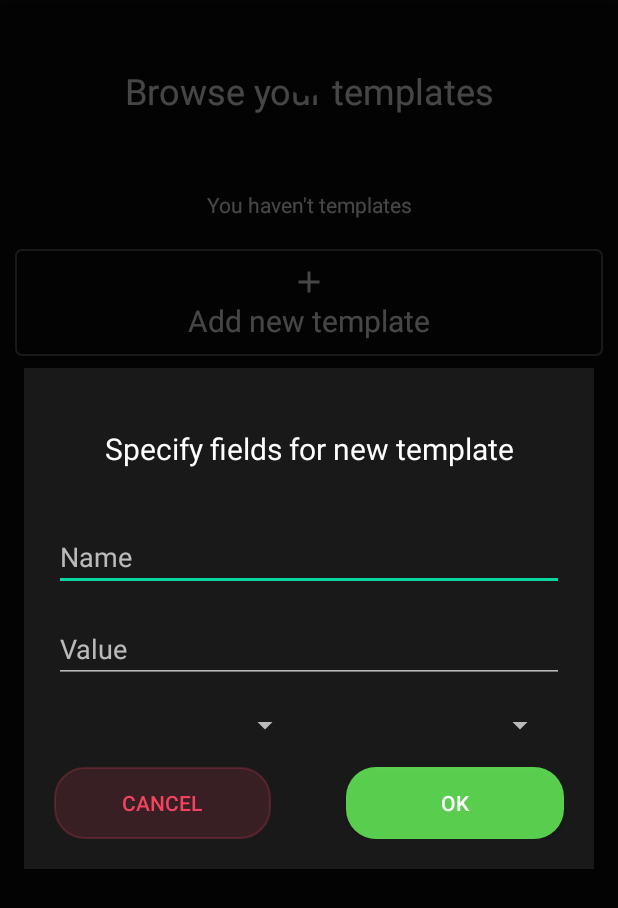
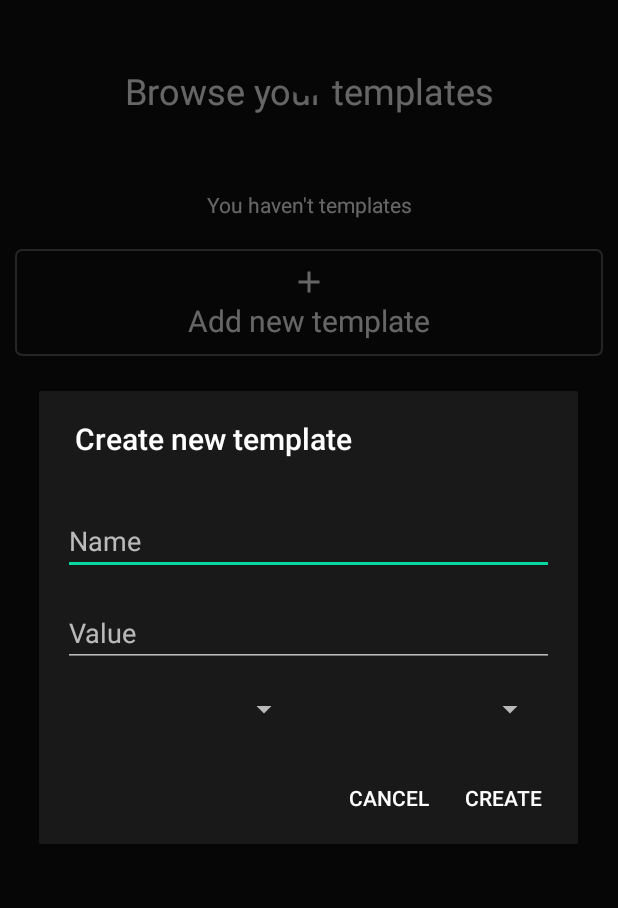
Before and after one commit to NevMem/MoneySaverAndroid, an Android app: the fragment TemplatesFragment shown on its own in the app's theme, after a tap on "Add new template", on a phone screen of 412 x 824 dp. Shown: the top 908 px of the screen. Run offline under Robolectric (Android 15) with nearby library versions, the phone set to English and light mode, and no system bars; our stand-ins replace Dagger/Hilt's generated code, Room's generated code, Volley; network calls fail; 2 statements that could not run were skipped.

Commit message:
Rewrote new template dialog to use modern technologies

```diff
--- a/app/src/main/java/com/nevmem/moneysaver/fragments/TemplatesFragment.kt
+++ b/app/src/main/java/com/nevmem/moneysaver/fragments/TemplatesFragment.kt
@@ -129,19 +129,10 @@ class TemplatesFragment : Fragment() {
     }
 
     private fun newTemplate() {
-        val popupView = NewTemplateDialog(activity!!, this)
-        val popup =
-            PopupWindow(popupView, ViewGroup.LayoutParams.MATCH_PARENT, ViewGroup.LayoutParams.MATCH_PARENT, true)
-
-        popupView.setOkListener {
+        val dialog = NewTemplateDialog()
+        dialog.setOkListener {
             templatesRepo.createNewTemplate(it)
-            popup.dismiss()
         }
-
-        popupView.setDismissListener {
-            popup.dismiss()
-        }
-
-        popup.showAtLocation(templatesHeader, Gravity.CENTER, 0, 0)
+        dialog.show(activity!!.supportFragmentManager, "new_template_dialog")
     }
 }
--- a/app/src/main/java/com/nevmem/moneysaver/views/NewTemplateDialog.kt
+++ b/app/src/main/java/com/nevmem/moneysaver/views/NewTemplateDialog.kt
@@ -1,10 +1,11 @@
 package com.nevmem.moneysaver.views
 
-import android.content.Context
+import android.app.Dialog
+import android.os.Bundle
+import android.view.View
 import android.widget.ArrayAdapter
-import android.widget.Toast
-import androidx.constraintlayout.widget.ConstraintLayout
-import androidx.lifecycle.LifecycleOwner
+import androidx.appcompat.app.AlertDialog
+import androidx.appcompat.app.AppCompatDialogFragment
 import androidx.lifecycle.Observer
 import com.nevmem.moneysaver.App
 import com.nevmem.moneysaver.R
@@ -14,63 +15,73 @@ import com.nevmem.moneysaver.data.repositories.WalletsRepository
 import kotlinx.android.synthetic.main.new_template_dialog.view.*
 import javax.inject.Inject
 
-class NewTemplateDialog(ctx: Context, lifecycleOwner: LifecycleOwner) : ConstraintLayout(ctx) {
-    lateinit var okCallback: (TemplateBase) -> Unit
-    lateinit var dismissCallback: () -> Unit
+class NewTemplateDialog : AppCompatDialogFragment() {
+    var okCallback: ((TemplateBase) -> Unit)? = null
+    var dismissCallback: (() -> Unit)? = null
 
     @Inject
     lateinit var walletsRepo: WalletsRepository
     @Inject
     lateinit var tagsRepo: TagsRepository
 
-    init {
-        inflate(ctx, R.layout.new_template_dialog, this)
+    private fun createView(): View {
+        val inflater = activity?.layoutInflater ?: throw IllegalStateException("Layout inflater have to be not null")
+        return inflater.inflate(R.layout.new_template_dialog, null)
+    }
 
-        val app = ctx.applicationContext as App
-        app.appComponent.inject(this)
+    override fun onCreateDialog(savedInstanceState: Bundle?): Dialog {
+        val builder = AlertDialog.Builder(activity!!, R.style.CustomDialogStyle)
+        val view = createView()
 
-        tagsRepo.tags.observe(lifecycleOwner, Observer {
+        setupObservers(view)
+
+        return builder.setView(view)
+            .setTitle("Create new template")
+            .setNegativeButton("Cancel") { _, _ -> dismissCallback?.invoke() }
+            .setPositiveButton("Create") { _, _ ->
+                run {
+                    try {
+                        okCallback?.invoke(assembleTemplateBase(view))
+                    } catch (e: IllegalStateException) {
+                        // TODO: (handling errors)
+                    }
+                }
+            }
+            .create()
+    }
+
+    private fun setupObservers(v: View) {
+        (activity!!.applicationContext as App).appComponent.inject(this)
+        tagsRepo.tags.observe(activity!!, Observer {
             if (it != null) {
                 val buffer = ArrayList<String>()
                 it.forEach { value -> buffer.add(value.name) }
-                newTemplateTag.adapter =
-                    ArrayAdapter<String>(ctx, R.layout.default_spinner_item_layout, buffer)
+                v.newTemplateTag.adapter =
+                    ArrayAdapter(activity!!, R.layout.default_spinner_item_layout, buffer)
             }
         })
-        walletsRepo.wallets.observe(lifecycleOwner, Observer {
+        walletsRepo.wallets.observe(activity!!, Observer {
             if (it != null) {
                 val buffer = ArrayList<String>()
                 it.forEach { value -> buffer.add(value.name) }
-                newTemplateWallet.adapter =
-                    ArrayAdapter<String>(ctx, R.layout.default_spinner_item_layout, buffer)
+                v.newTemplateWallet.adapter =
+                    ArrayAdapter(activity!!, R.layout.default_spinner_item_layout, buffer)
             }
         })
+    }
 
-        okButton.setOnClickListener {
-            var value = 0.0
-            try {
-                value = newTemplateValue.text.toString().toDouble()
-            } catch (e: NumberFormatException) {
-            }
-            val tagItem = newTemplateTag.selectedItem
-            val walletItem = newTemplateWallet.selectedItem
-            if (tagItem != null && walletItem != null) {
-                okCallback(
-                    TemplateBase(
-                        newTemplateName.text.toString(),
-                        value,
-                        newTemplateTag.selectedItem.toString(),
-                        newTemplateWallet.selectedItem.toString()
-                    )
-                )
-            } else {
-                Toast.makeText(ctx, "You has not set any valid wallet or tag", Toast.LENGTH_LONG).show()
-            }
+    private fun assembleTemplateBase(v: View): TemplateBase {
+        var value = 0.0
+        try {
+            value = v.newTemplateValue.text.toString().toDouble()
+        } catch (e: NumberFormatException) {
         }
-
-        dismissButton.setOnClickListener {
-            dismissCallback()
-        }
+        val tagName = v.newTemplateTag.selectedItem
+        val walletName = v.newTemplateWallet.selectedItem
+        val name = v.newTemplateName.text.toString()
+        if (tagName != null && walletName != null && name.isNotEmpty())
+            return TemplateBase(name, value, tagName.toString(), walletName.toString())
+        throw IllegalStateException("Name or tag or wallet is empty")
     }
 
     fun setOkListener(cb: (TemplateBase) -> Unit) {
--- a/app/src/main/res/layout/new_template_dialog.xml
+++ b/app/src/main/res/layout/new_template_dialog.xml
@@ -4,34 +4,9 @@
         xmlns:app="http://schemas.android.com/apk/res-auto"
         android:layout_width="match_parent"
         android:layout_height="match_parent"
-        android:background="#9A000000"
-        android:focusable="true"
-        android:clickable="true"
+        android:paddingStart="16dp" android:paddingEnd="16dp"
+        android:paddingTop="16dp" android:paddingBottom="16dp"
 >
-    <androidx.constraintlayout.widget.ConstraintLayout
-            android:layout_width="match_parent"
-            android:layout_height="wrap_content"
-            android:padding="20dp"
-            android:background="@color/cardColor"
-            app:layout_constraintTop_toTopOf="parent"
-            app:layout_constraintEnd_toEndOf="parent"
-            app:layout_constraintStart_toStartOf="parent"
-            android:layout_marginStart="16dp"
-            android:layout_marginEnd="16dp"
-            app:layout_constraintBottom_toBottomOf="parent"
-            android:elevation="@dimen/stdElevation"
-    >
-        <TextView android:id="@+id/dialogHeader" android:layout_height="wrap_content"
-                  android:layout_width="match_parent"
-                  android:paddingStart="10dp" android:paddingEnd="10dp"
-                  app:layout_constraintTop_toTopOf="parent" app:layout_constraintEnd_toEndOf="parent"
-                  app:layout_constraintStart_toStartOf="parent"
-                  android:textSize="20sp"
-                  android:text="@string/enter_field_for_template_string"
-                  android:gravity="center"
-                  android:paddingTop="20dp"
-                  android:paddingBottom="20dp"
-        />
     <EditText
             android:layout_width="0dp"
             android:layout_height="wrap_content"
@@ -39,11 +14,10 @@
             android:hint="@string/new_template_dialog_tname_string"
             android:ems="10"
             android:id="@+id/newTemplateName" android:layout_marginTop="16dp"
-                app:layout_constraintTop_toBottomOf="@+id/dialogHeader"
+            app:layout_constraintTop_toTopOf="parent"
             app:layout_constraintStart_toStartOf="parent"
             app:layout_constraintEnd_toEndOf="parent"
     />
-
     <EditText
             android:layout_width="0dp"
             android:layout_height="wrap_content"
@@ -55,7 +29,6 @@
             app:layout_constraintStart_toStartOf="parent"
             app:layout_constraintEnd_toEndOf="parent"
     />
-
     <LinearLayout
             android:id="@+id/pickers"
             android:layout_width="0dp" android:layout_height="wrap_content"
@@ -72,33 +45,4 @@
                 android:id="@+id/newTemplateWallet" android:spinnerMode="dialog" android:layout_marginEnd="5dp"
         />
     </LinearLayout>
-
-        <LinearLayout
-                android:layout_width="0dp" android:layout_height="48dp"
-                android:orientation="horizontal"
-                app:layout_constraintEnd_toEndOf="parent" app:layout_constraintStart_toStartOf="parent"
-                app:layout_constraintTop_toBottomOf="@id/pickers"
-                android:layout_marginTop="16dp"
-                android:id="@+id/linearLayout4">
-            <Button
-                    android:id="@+id/dismissButton" android:layout_width="120dp" android:layout_height="wrap_content"
-                    android:background="@drawable/dismiss_button_background"
-                    android:layout_weight="1"
-                    android:text="@string/small_cancel_string"
-                    android:textColor="@color/dismiss_button_text_color"
-            />
-            <Space
-                    android:layout_width="wrap_content" android:layout_height="wrap_content"
-                    android:layout_weight="2"
-            />
-            <Button
-                    android:id="@+id/okButton" android:layout_width="120dp" android:layout_height="wrap_content"
-                    android:background="@drawable/ok_button_background"
-                    android:layout_weight="1"
-                    android:text="@string/small_ok_string"
-                    android:textColor="@color/default_white_color"
-            />
-        </LinearLayout>
 </androidx.constraintlayout.widget.ConstraintLayout>
-
-</androidx.constraintlayout.widget.ConstraintLayout>
--- a/app/src/main/res/values/styles.xml
+++ b/app/src/main/res/values/styles.xml
@@ -21,4 +21,10 @@
         <item name="android:textColor">@color/dangerColor</item>
     </style>
 
+    <style name="CustomDialogStyle" parent = "Theme.AppCompat.Light.Dialog.Alert">
+        <item name="colorAccent">@color/themeColor</item>
+        <item name="android:textColorPrimary">@color/default_white_color</item>
+        <item name="android:background">@color/profile_color</item>
+    </style>
+
 </resources>
```
Lines whose indentation alone changed are shown as unchanged.
